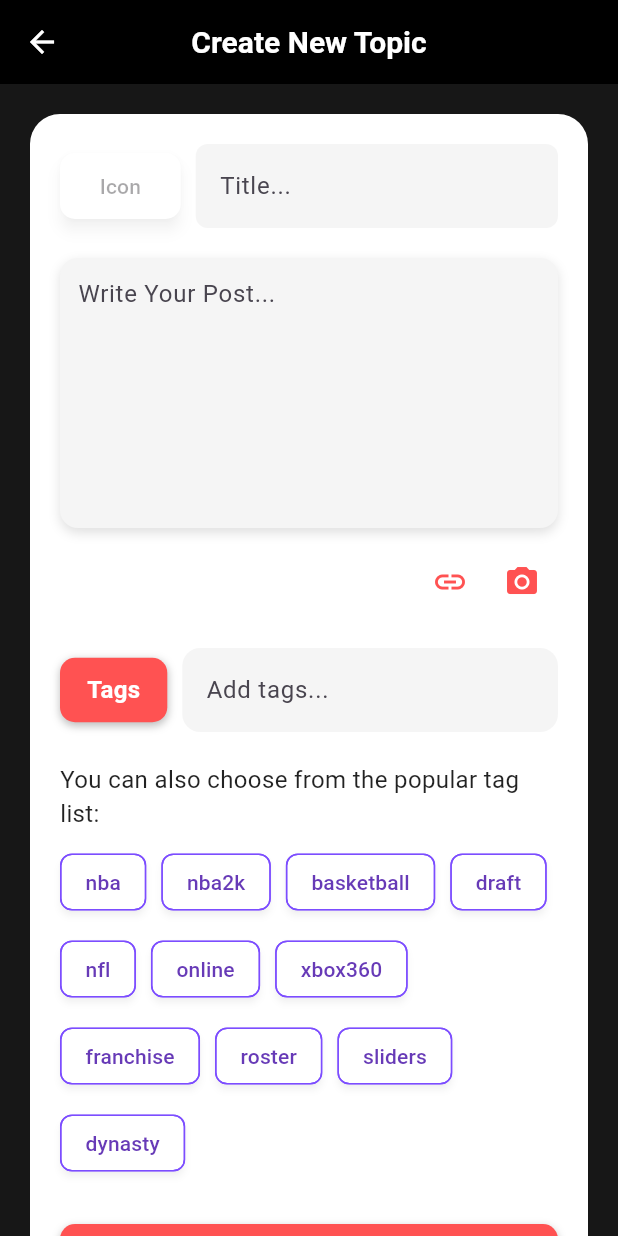
After one commit to Pharaon3/operationsports, a Flutter app: the CreateTopicPage screen opened directly, on a phone screen of 412 x 824 dp. The commit adds this screen. Run offline on Flutter 3.47's test engine with Material 3 defaults, Android fonts, the phone set to English and light mode, and no system bars; our stand-ins replace flutter_html, font_awesome_flutter, go_router; network calls fail.

Commit message:
Create New Topic

```diff
--- a/lib/screens/forum_list.dart
+++ b/lib/screens/forum_list.dart
@@ -1,4 +1,5 @@
 import 'package:flutter/material.dart';
+import 'package:operationsports/screens/new_topic.dart';
 import 'package:operationsports/widgets/menu_grid.dart';
 import 'package:operationsports/widgets/topic_grid.dart';
 import 'package:operationsports/widgets/app_footer.dart';
@@ -104,7 +105,14 @@ class ForumList extends StatelessWidget {
                 Padding(
                   padding: EdgeInsets.symmetric(horizontal: 16),
                   child: DefaultButton(
-                    onTap: () => {},
+                    onTap: () {
+                      Navigator.push(
+                        context,
+                        MaterialPageRoute(
+                          builder: (context) => const CreateTopicPage(),
+                        ),
+                      );
+                    },
                     buttonLabel: "New Topic    +",
                   ),
                 ),
--- /dev/null
+++ b/lib/screens/new_topic.dart
@@ -0,0 +1,246 @@
+import 'package:flutter/material.dart';
+
+class CreateTopicPage extends StatelessWidget {
+  const CreateTopicPage({super.key});
+
+  @override
+  Widget build(BuildContext context) {
+    return Scaffold(
+      backgroundColor: const Color(0xFF171717),
+      appBar: AppBar(
+        backgroundColor: Colors.black,
+        elevation: 0,
+        title: const Text('Create New Topic'),
+        centerTitle: true,
+      ),
+      body: SingleChildScrollView(
+        padding: const EdgeInsets.all(20),
+        child: Container(
+          decoration: BoxDecoration(
+            color: Colors.white,
+            borderRadius: BorderRadius.circular(20),
+          ),
+          padding: const EdgeInsets.all(20),
+          child: Column(
+            crossAxisAlignment: CrossAxisAlignment.start,
+            children: [
+              // Title Row
+              Row(
+                children: [
+                  const Expanded(
+                    flex: 1,
+                    child: ElevatedButton(
+                      onPressed: null,
+                      style: ButtonStyle(
+                        backgroundColor: WidgetStatePropertyAll(Colors.white),
+                        elevation: WidgetStatePropertyAll(4),
+                        shadowColor: WidgetStatePropertyAll(Colors.black26),
+                      ),
+                      child: Text('Icon'),
+                    ),
+                  ),
+                  const SizedBox(width: 10),
+                  Expanded(
+                    flex: 3,
+                    child: TextField(
+                      decoration: InputDecoration(
+                        hintText: 'Title...',
+                        filled: true,
+                        fillColor: Colors.grey[100],
+                        border: OutlineInputBorder(
+                          borderRadius: BorderRadius.circular(8),
+                          borderSide: BorderSide.none,
+                        ),
+                      ),
+                    ),
+                  ),
+                ],
+              ),
+              const SizedBox(height: 20),
+
+              // Post Body
+              Container(
+                height: 180,
+                padding: const EdgeInsets.all(12),
+                decoration: BoxDecoration(
+                  color: Colors.grey[100],
+                  borderRadius: BorderRadius.circular(12),
+                  boxShadow: const [
+                    BoxShadow(
+                      color: Colors.black12,
+                      blurRadius: 6,
+                      offset: Offset(0, 3),
+                    ),
+                  ],
+                ),
+                child: const TextField(
+                  maxLines: null,
+                  expands: true,
+                  keyboardType: TextInputType.multiline,
+                  decoration: InputDecoration.collapsed(
+                    hintText: "Write Your Post...",
+                  ),
+                ),
+              ),
+              const SizedBox(height: 12),
+
+              // Attachment Buttons
+              Row(
+                mainAxisAlignment: MainAxisAlignment.end,
+                children: [
+                  IconButton(
+                    icon: const Icon(Icons.link, color: Colors.redAccent),
+                    onPressed: () {},
+                  ),
+                  IconButton(
+                    icon: const Icon(Icons.camera_alt, color: Colors.redAccent),
+                    onPressed: () {},
+                  ),
+                ],
+              ),
+
+              const SizedBox(height: 20),
+
+              // Tags Input
+              Row(
+                children: [
+                  Container(
+                    padding: const EdgeInsets.symmetric(
+                        vertical: 10, horizontal: 18),
+                    decoration: BoxDecoration(
+                      color: Colors.redAccent,
+                      borderRadius: BorderRadius.circular(10),
+                      boxShadow: const [
+                        BoxShadow(
+                          color: Colors.black26,
+                          blurRadius: 4,
+                          offset: Offset(0, 2),
+                        ),
+                      ],
+                    ),
+                    child: const Text(
+                      'Tags',
+                      style: TextStyle(
+                        color: Colors.white,
+                        fontWeight: FontWeight.bold,
+                      ),
+                    ),
+                  ),
+                  const SizedBox(width: 10),
+                  Expanded(
+                    child: TextField(
+                      decoration: InputDecoration(
+                        hintText: 'Add tags...',
+                        filled: true,
+                        fillColor: Colors.grey[100],
+                        border: OutlineInputBorder(
+                          borderRadius: BorderRadius.circular(12),
+                          borderSide: BorderSide.none,
+                        ),
+                      ),
+                    ),
+                  ),
+                ],
+              ),
+              const SizedBox(height: 20),
+
+              // Tag Suggestions
+              const Text(
+                'You can also choose from the popular tag list:',
+                style: TextStyle(color: Colors.black87),
+              ),
+              const SizedBox(height: 10),
+              Wrap(
+                spacing: 10,
+                runSpacing: 10,
+                children: [
+                  'nba', 'nba2k', 'basketball', 'draft', 'nfl', 'online',
+                  'xbox360', 'franchise', 'roster', 'sliders', 'dynasty'
+                ].map((tag) {
+                  return Chip(
+                    label: Text(tag),
+                    backgroundColor: Colors.white,
+                    side: const BorderSide(color: Colors.deepPurpleAccent),
+                    labelStyle: const TextStyle(
+                      color: Colors.deepPurple,
+                      fontWeight: FontWeight.w500,
+                    ),
+                    elevation: 2,
+                    shadowColor: Colors.black26,
+                  );
+                }).toList(),
+              ),
+
+              const SizedBox(height: 30),
+
+              // Advanced Options
+              Container(
+                padding: const EdgeInsets.symmetric(
+                  vertical: 12,
+                  horizontal: 16,
+                ),
+                decoration: BoxDecoration(
+                  color: Colors.redAccent,
+                  borderRadius: BorderRadius.circular(10),
+                  boxShadow: const [
+                    BoxShadow(
+                      color: Colors.black26,
+                      blurRadius: 4,
+                      offset: Offset(0, 2),
+                    ),
+                  ],
+                ),
+                child: Row(
+                  mainAxisAlignment: MainAxisAlignment.spaceBetween,
+                  children: const [
+                    Text(
+                      'Advanced Options',
+                      style: TextStyle(
+                        color: Colors.white,
+                        fontWeight: FontWeight.bold,
+                      ),
+                    ),
+                    Icon(Icons.add, color: Colors.white),
+                  ],
+                ),
+              ),
+
+              const SizedBox(height: 30),
+
+              // Bottom Buttons
+              Row(
+                mainAxisAlignment: MainAxisAlignment.spaceBetween,
+                children: [
+                  TextButton(
+                    style: TextButton.styleFrom(
+                      foregroundColor: Colors.black,
+                      backgroundColor: Colors.grey[200],
+                    ),
+                    onPressed: () {},
+                    child: const Text('Cancel'),
+                  ),
+                  TextButton(
+                    style: TextButton.styleFrom(
+                      foregroundColor: Colors.black,
+                      backgroundColor: Colors.grey[200],
+                    ),
+                    onPressed: () {},
+                    child: const Text('Preview'),
+                  ),
+                  ElevatedButton(
+                    style: ElevatedButton.styleFrom(
+                      backgroundColor: Colors.redAccent,
+                      foregroundColor: Colors.white,
+                    ),
+                    onPressed: () {},
+                    child: const Text('Post'),
+                  ),
+                ],
+              ),
+            ],
+          ),
+        ),
+      ),
+    );
+  }
+}
```
